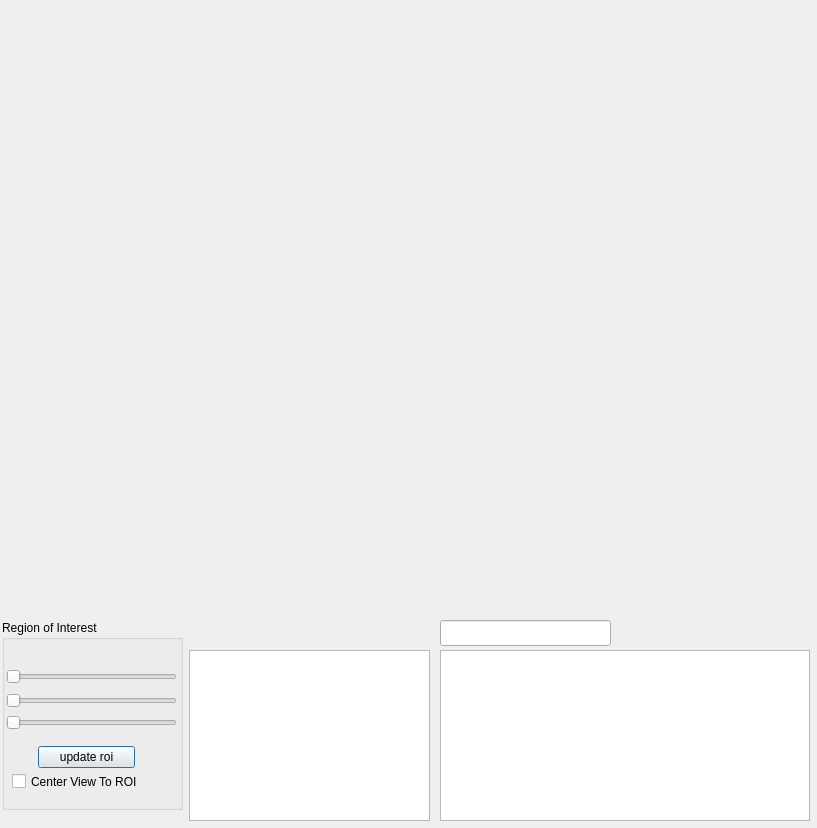
Above: viewer/grid_viewer_mainwindow.ui from nithins/mscomplex-3d before the change. Below: the same form after it.
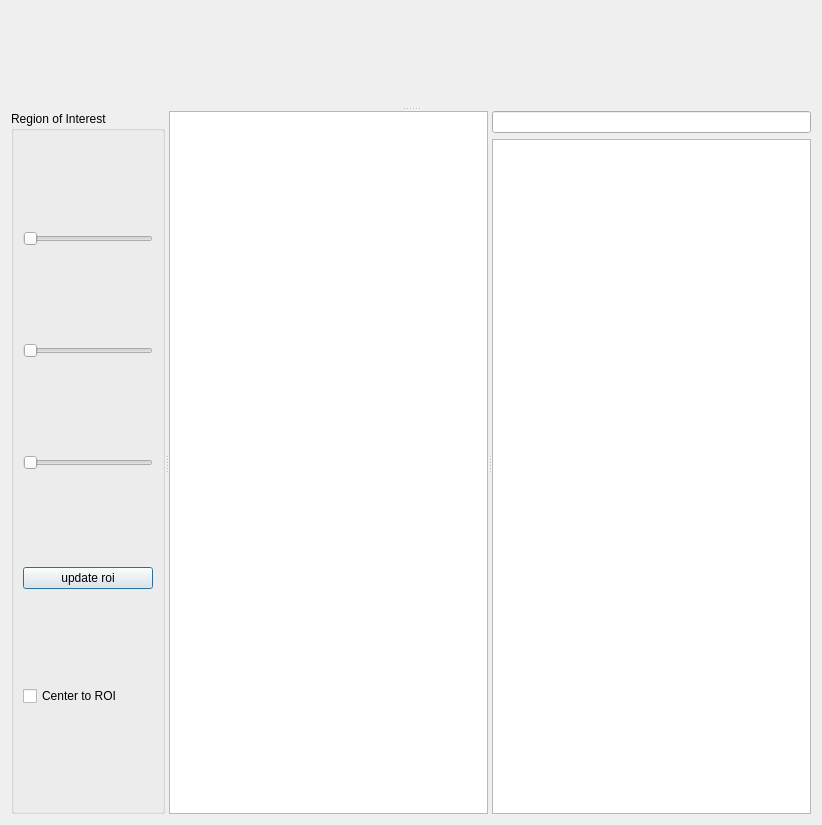
That is the form after the change. Custom widgets are drawn as their Qt base class.

Commit message: mainwindow ui from 2d ms complexes

```diff
--- a/viewer/grid_viewer_mainwindow.ui
+++ b/viewer/grid_viewer_mainwindow.ui
@@ -6,8 +6,8 @@
    <rect>
     <x>0</x>
     <y>0</y>
-    <width>817</width>
-    <height>828</height>
+    <width>822</width>
+    <height>825</height>
    </rect>
   </property>
   <property name="contextMenuPolicy">
@@ -16,244 +16,195 @@
   <property name="windowTitle">
    <string>Frame</string>
   </property>
-  <widget class="QWidget" name="glviewer" native="true">
-   <property name="geometry">
-    <rect>
-     <x>10</x>
-     <y>10</y>
-     <width>800</width>
-     <height>600</height>
-    </rect>
-   </property>
-   <property name="autoFillBackground">
-    <bool>false</bool>
-   </property>
-  </widget>
-  <widget class="QTableView" name="datapiece_view">
-   <property name="geometry">
-    <rect>
-     <x>189</x>
-     <y>650</y>
-     <width>241</width>
-     <height>171</height>
-    </rect>
-   </property>
-   <property name="contextMenuPolicy">
-    <enum>Qt::CustomContextMenu</enum>
-   </property>
-   <property name="selectionMode">
-    <enum>QAbstractItemView::ExtendedSelection</enum>
-   </property>
-   <property name="selectionBehavior">
-    <enum>QAbstractItemView::SelectRows</enum>
-   </property>
-   <property name="sortingEnabled">
-    <bool>true</bool>
-   </property>
-  </widget>
-  <widget class="QTableView" name="critpt_view">
-   <property name="geometry">
-    <rect>
-     <x>440</x>
-     <y>650</y>
-     <width>370</width>
-     <height>171</height>
-    </rect>
-   </property>
-   <property name="contextMenuPolicy">
-    <enum>Qt::CustomContextMenu</enum>
-   </property>
-   <property name="alternatingRowColors">
-    <bool>true</bool>
-   </property>
-   <property name="selectionMode">
-    <enum>QAbstractItemView::ExtendedSelection</enum>
-   </property>
-   <property name="selectionBehavior">
-    <enum>QAbstractItemView::SelectRows</enum>
-   </property>
-   <property name="showGrid">
-    <bool>false</bool>
-   </property>
-   <property name="sortingEnabled">
-    <bool>true</bool>
-   </property>
-   <attribute name="horizontalHeaderCascadingSectionResizes">
-    <bool>false</bool>
-   </attribute>
-   <attribute name="horizontalHeaderDefaultSectionSize">
-    <number>100</number>
-   </attribute>
-   <attribute name="verticalHeaderVisible">
-    <bool>false</bool>
-   </attribute>
-   <attribute name="verticalHeaderCascadingSectionResizes">
-    <bool>false</bool>
-   </attribute>
-   <attribute name="verticalHeaderDefaultSectionSize">
-    <number>20</number>
-   </attribute>
-   <attribute name="verticalHeaderVisible">
-    <bool>false</bool>
-   </attribute>
-   <attribute name="verticalHeaderDefaultSectionSize">
-    <number>20</number>
-   </attribute>
-   <attribute name="horizontalHeaderCascadingSectionResizes">
-    <bool>false</bool>
-   </attribute>
-   <attribute name="verticalHeaderCascadingSectionResizes">
-    <bool>false</bool>
-   </attribute>
-   <attribute name="horizontalHeaderDefaultSectionSize">
-    <number>100</number>
-   </attribute>
-  </widget>
-  <widget class="QLineEdit" name="critpt_filter_edit">
-   <property name="enabled">
-    <bool>true</bool>
-   </property>
-   <property name="geometry">
-    <rect>
-     <x>440</x>
-     <y>620</y>
-     <width>171</width>
-     <height>26</height>
-    </rect>
-   </property>
-   <property name="text">
-    <string/>
-   </property>
-   <property name="readOnly">
-    <bool>false</bool>
-   </property>
-  </widget>
-  <widget class="QGroupBox" name="roi_groupBox">
-   <property name="geometry">
-    <rect>
-     <x>2</x>
-     <y>620</y>
-     <width>181</width>
-     <height>190</height>
-    </rect>
-   </property>
-   <property name="title">
-    <string>Region of Interest</string>
-   </property>
-   <property name="flat">
-    <bool>false</bool>
-   </property>
-   <widget class="QPushButton" name="update_roi_pushButton">
-    <property name="geometry">
-     <rect>
-      <x>36</x>
-      <y>126</y>
-      <width>97</width>
-      <height>22</height>
-     </rect>
-    </property>
-    <property name="text">
-     <string>update roi</string>
-    </property>
-   </widget>
-   <widget class="QxtSpanSlider" name="zroi_spanslider">
-    <property name="geometry">
-     <rect>
-      <x>4</x>
-      <y>92</y>
-      <width>171</width>
-      <height>21</height>
-     </rect>
-    </property>
-    <property name="orientation">
-     <enum>Qt::Horizontal</enum>
-    </property>
-    <property name="tickPosition">
-     <enum>QSlider::NoTicks</enum>
-    </property>
-    <property name="lowerValue">
-     <number>0</number>
-    </property>
-    <property name="upperValue">
-     <number>99</number>
-    </property>
-    <property name="upperPosition">
-     <number>99</number>
-    </property>
-    <property name="handleMovementMode">
-     <enum>QxtSpanSlider::NoOverlapping</enum>
-    </property>
-   </widget>
-   <widget class="QxtSpanSlider" name="yroi_spanslider">
-    <property name="geometry">
-     <rect>
-      <x>4</x>
-      <y>70</y>
-      <width>171</width>
-      <height>21</height>
-     </rect>
-    </property>
-    <property name="orientation">
-     <enum>Qt::Horizontal</enum>
-    </property>
-    <property name="tickPosition">
-     <enum>QSlider::NoTicks</enum>
-    </property>
-    <property name="lowerValue">
-     <number>0</number>
-    </property>
-    <property name="upperValue">
-     <number>99</number>
-    </property>
-    <property name="upperPosition">
-     <number>99</number>
-    </property>
-    <property name="handleMovementMode">
-     <enum>QxtSpanSlider::NoOverlapping</enum>
-    </property>
-   </widget>
-   <widget class="QxtSpanSlider" name="xroi_spanslider">
-    <property name="geometry">
-     <rect>
-      <x>4</x>
-      <y>46</y>
-      <width>171</width>
-      <height>21</height>
-     </rect>
-    </property>
-    <property name="orientation">
-     <enum>Qt::Horizontal</enum>
-    </property>
-    <property name="tickPosition">
-     <enum>QSlider::NoTicks</enum>
-    </property>
-    <property name="lowerValue">
-     <number>0</number>
-    </property>
-    <property name="upperValue">
-     <number>99</number>
-    </property>
-    <property name="upperPosition">
-     <number>99</number>
-    </property>
-    <property name="handleMovementMode">
-     <enum>QxtSpanSlider::NoOverlapping</enum>
-    </property>
-   </widget>
-   <widget class="QCheckBox" name="center_to_roi_checkBox">
-    <property name="geometry">
-     <rect>
-      <x>10</x>
-      <y>150</y>
-      <width>141</width>
-      <height>23</height>
-     </rect>
-    </property>
-    <property name="text">
-     <string>Center View To ROI</string>
-    </property>
-   </widget>
-  </widget>
+  <layout class="QVBoxLayout" name="verticalLayout_7">
+   <item>
+    <widget class="QSplitter" name="splitter_2">
+     <property name="orientation">
+      <enum>Qt::Vertical</enum>
+     </property>
+     <widget class="grid::glviewer_t" name="glviewer" native="true">
+      <property name="autoFillBackground">
+       <bool>false</bool>
+      </property>
+     </widget>
+     <widget class="QSplitter" name="splitter">
+      <property name="orientation">
+       <enum>Qt::Horizontal</enum>
+      </property>
+      <widget class="QWidget" name="layoutWidget">
+       <layout class="QVBoxLayout" name="verticalLayout_6">
+        <item>
+         <widget class="QGroupBox" name="roi_groupBox">
+          <property name="title">
+           <string>Region of Interest</string>
+          </property>
+          <property name="flat">
+           <bool>false</bool>
+          </property>
+          <layout class="QVBoxLayout" name="verticalLayout_2">
+           <item>
+            <widget class="QxtSpanSlider" name="xroi_spanslider">
+             <property name="orientation">
+              <enum>Qt::Horizontal</enum>
+             </property>
+             <property name="tickPosition">
+              <enum>QSlider::NoTicks</enum>
+             </property>
+             <property name="lowerValue">
+              <number>0</number>
+             </property>
+             <property name="upperValue">
+              <number>99</number>
+             </property>
+             <property name="upperPosition">
+              <number>99</number>
+             </property>
+            </widget>
+           </item>
+           <item>
+            <widget class="QxtSpanSlider" name="yroi_spanslider">
+             <property name="orientation">
+              <enum>Qt::Horizontal</enum>
+             </property>
+             <property name="tickPosition">
+              <enum>QSlider::NoTicks</enum>
+             </property>
+             <property name="lowerValue">
+              <number>0</number>
+             </property>
+             <property name="upperValue">
+              <number>99</number>
+             </property>
+             <property name="upperPosition">
+              <number>99</number>
+             </property>
+            </widget>
+           </item>
+           <item>
+            <widget class="QxtSpanSlider" name="zroi_spanslider">
+             <property name="orientation">
+              <enum>Qt::Horizontal</enum>
+             </property>
+             <property name="tickPosition">
+              <enum>QSlider::NoTicks</enum>
+             </property>
+             <property name="lowerValue">
+              <number>0</number>
+             </property>
+             <property name="upperValue">
+              <number>99</number>
+             </property>
+             <property name="upperPosition">
+              <number>99</number>
+             </property>
+            </widget>
+           </item>
+           <item>
+            <widget class="QPushButton" name="update_roi_pushButton">
+             <property name="text">
+              <string>update roi</string>
+             </property>
+            </widget>
+           </item>
+           <item>
+            <widget class="QCheckBox" name="center_to_roi_checkBox">
+             <property name="text">
+              <string>Center to ROI</string>
+             </property>
+            </widget>
+           </item>
+          </layout>
+         </widget>
+        </item>
+       </layout>
+      </widget>
+      <widget class="QTableView" name="datapiece_view">
+       <property name="contextMenuPolicy">
+        <enum>Qt::CustomContextMenu</enum>
+       </property>
+       <property name="selectionMode">
+        <enum>QAbstractItemView::ExtendedSelection</enum>
+       </property>
+       <property name="selectionBehavior">
+        <enum>QAbstractItemView::SelectRows</enum>
+       </property>
+       <property name="sortingEnabled">
+        <bool>true</bool>
+       </property>
+      </widget>
+      <widget class="QWidget" name="layoutWidget">
+       <layout class="QVBoxLayout" name="verticalLayout">
+        <item>
+         <widget class="QLineEdit" name="critpt_filter_edit">
+          <property name="enabled">
+           <bool>true</bool>
+          </property>
+          <property name="text">
+           <string/>
+          </property>
+          <property name="readOnly">
+           <bool>false</bool>
+          </property>
+         </widget>
+        </item>
+        <item>
+         <widget class="QTableView" name="critpt_view">
+          <property name="contextMenuPolicy">
+           <enum>Qt::CustomContextMenu</enum>
+          </property>
+          <property name="alternatingRowColors">
+           <bool>true</bool>
+          </property>
+          <property name="selectionMode">
+           <enum>QAbstractItemView::ExtendedSelection</enum>
+          </property>
+          <property name="selectionBehavior">
+           <enum>QAbstractItemView::SelectRows</enum>
+          </property>
+          <property name="showGrid">
+           <bool>false</bool>
+          </property>
+          <property name="sortingEnabled">
+           <bool>true</bool>
+          </property>
+          <attribute name="horizontalHeaderCascadingSectionResizes">
+           <bool>false</bool>
+          </attribute>
+          <attribute name="horizontalHeaderDefaultSectionSize">
+           <number>100</number>
+          </attribute>
+          <attribute name="verticalHeaderVisible">
+           <bool>false</bool>
+          </attribute>
+          <attribute name="verticalHeaderCascadingSectionResizes">
+           <bool>false</bool>
+          </attribute>
+          <attribute name="verticalHeaderDefaultSectionSize">
+           <number>20</number>
+          </attribute>
+          <attribute name="verticalHeaderVisible">
+           <bool>false</bool>
+          </attribute>
+          <attribute name="verticalHeaderDefaultSectionSize">
+           <number>20</number>
+          </attribute>
+          <attribute name="horizontalHeaderCascadingSectionResizes">
+           <bool>false</bool>
+          </attribute>
+          <attribute name="verticalHeaderCascadingSectionResizes">
+           <bool>false</bool>
+          </attribute>
+          <attribute name="horizontalHeaderDefaultSectionSize">
+           <number>100</number>
+          </attribute>
+         </widget>
+        </item>
+       </layout>
+      </widget>
+     </widget>
+    </widget>
+   </item>
+  </layout>
  </widget>
  <customwidgets>
   <customwidget>
@@ -261,6 +212,12 @@
    <extends>QSlider</extends>
    <header>QxtSpanSlider</header>
   </customwidget>
+  <customwidget>
+   <class>grid::glviewer_t</class>
+   <extends>QWidget</extends>
+   <header>grid_viewer_mainwindow.h</header>
+   <container>1</container>
+  </customwidget>
  </customwidgets>
  <resources/>
  <connections/>
```
The commit also changes 2 other files.
